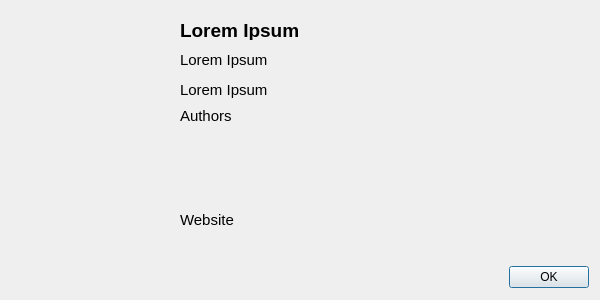
Above: src/aboutdialog.ui from darenliang/resauce before the change. Below: the same form after it.
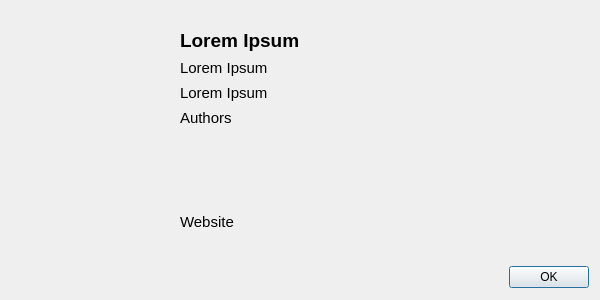
That is the form after the change. Icons and pictures are not drawn.

Commit message: Update about dialog

Diff of the .ui file:
```diff
--- a/src/aboutdialog.ui
+++ b/src/aboutdialog.ui
@@ -25,7 +25,7 @@
      <x>180</x>
      <y>20</y>
      <width>240</width>
-     <height>20</height>
+     <height>40</height>
     </rect>
    </property>
    <property name="font">
@@ -53,7 +53,7 @@
      <x>180</x>
      <y>80</y>
      <width>240</width>
-     <height>20</height>
+     <height>25</height>
     </rect>
    </property>
    <property name="font">
@@ -93,9 +93,9 @@
    <property name="geometry">
     <rect>
      <x>180</x>
-     <y>100</y>
+     <y>105</y>
      <width>401</width>
-     <height>31</height>
+     <height>25</height>
     </rect>
    </property>
    <property name="font">
@@ -151,9 +151,9 @@
    <property name="geometry">
     <rect>
      <x>180</x>
-     <y>50</y>
+     <y>55</y>
      <width>240</width>
-     <height>20</height>
+     <height>25</height>
     </rect>
    </property>
    <property name="font">
@@ -195,7 +195,7 @@
      <x>180</x>
      <y>210</y>
      <width>411</width>
-     <height>20</height>
+     <height>25</height>
     </rect>
    </property>
    <property name="font">
```
